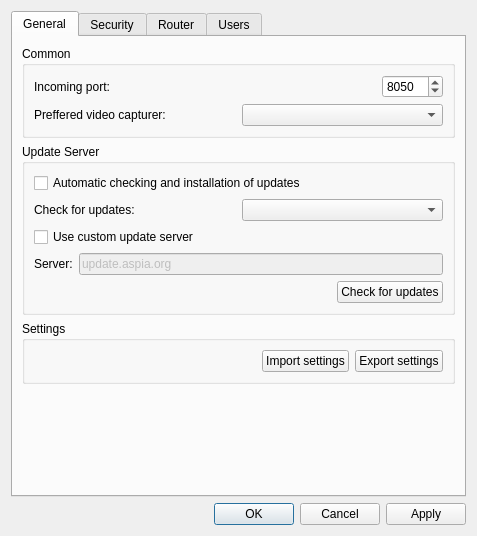
This is source/host/ui/config_dialog.ui in dchapyshev/aspia as Qt 5 draws it before an edit. The edited form follows.
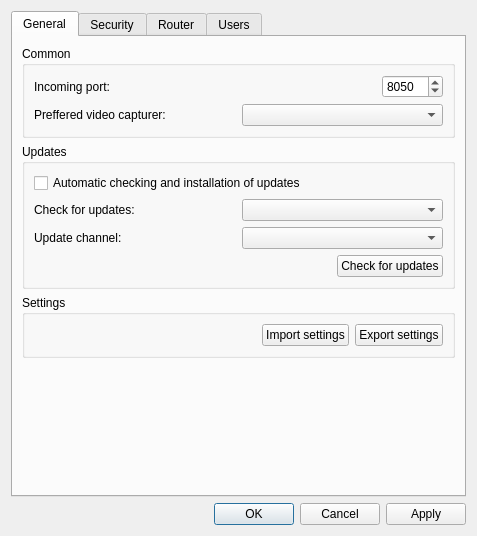
This is the edited form. Icons and pictures are not drawn. Custom widgets are drawn as their Qt base class.

Commit message: Added support for update channels.

The edit to the form file:
```diff
--- a/source/host/ui/config_dialog.ui
+++ b/source/host/ui/config_dialog.ui
@@ -83,7 +83,7 @@
        <item>
         <widget class="QGroupBox" name="groupbox_update_server">
          <property name="title">
-          <string>Update Server</string>
+          <string>Updates</string>
          </property>
          <layout class="QVBoxLayout" name="verticalLayout_6">
           <item>
@@ -107,31 +107,17 @@
             </item>
            </layout>
           </item>
-          <item>
-           <widget class="QCheckBox" name="checkbox_use_custom_server">
-            <property name="text">
-             <string>Use custom update server</string>
-            </property>
-           </widget>
-          </item>
           <item>
            <layout class="QHBoxLayout" name="horizontalLayout_6">
             <item>
              <widget class="QLabel" name="label_update_server">
               <property name="text">
-               <string>Server:</string>
+               <string>Update channel:</string>
               </property>
              </widget>
             </item>
             <item>
-             <widget class="QLineEdit" name="edit_update_server">
-              <property name="enabled">
-               <bool>false</bool>
-              </property>
-              <property name="text">
-               <string notr="true">update.aspia.org</string>
-              </property>
-             </widget>
+             <widget class="QComboBox" name="combobox_update_channel"/>
             </item>
            </layout>
           </item>
```
Left out of the diff: 2 changed lines with no effect on the pictures. The commit also changes 20 other files.
